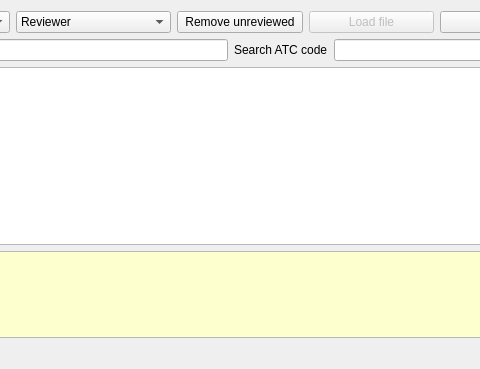
The window that freeddimanager/plugins/ddiplugin/components/componentatceditorwidget.ui (filianhouse/freemedforms) describes before a commit, drawn with Qt 5; both pictures show x 126 to 606 and y 0 to 369 of the 702 by 369 pixel window.
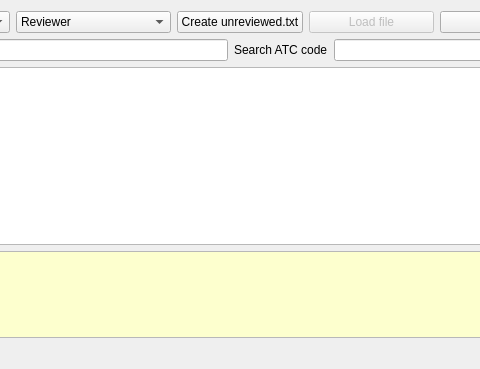
The same window after the commit.

Commit message: create a wiki of unreviewed components

```diff
--- a/freeddimanager/plugins/ddiplugin/components/componentatceditorwidget.ui
+++ b/freeddimanager/plugins/ddiplugin/components/componentatceditorwidget.ui
@@ -46,7 +46,7 @@
      <item>
       <widget class="QPushButton" name="removeUnreviewed">
        <property name="text">
-        <string>Remove unreviewed</string>
+        <string>Create unreviewed.txt</string>
        </property>
       </widget>
      </item>
```
Left out of the diff: 2 changed lines with no effect on the pictures. The commit also changes 4 other files.
